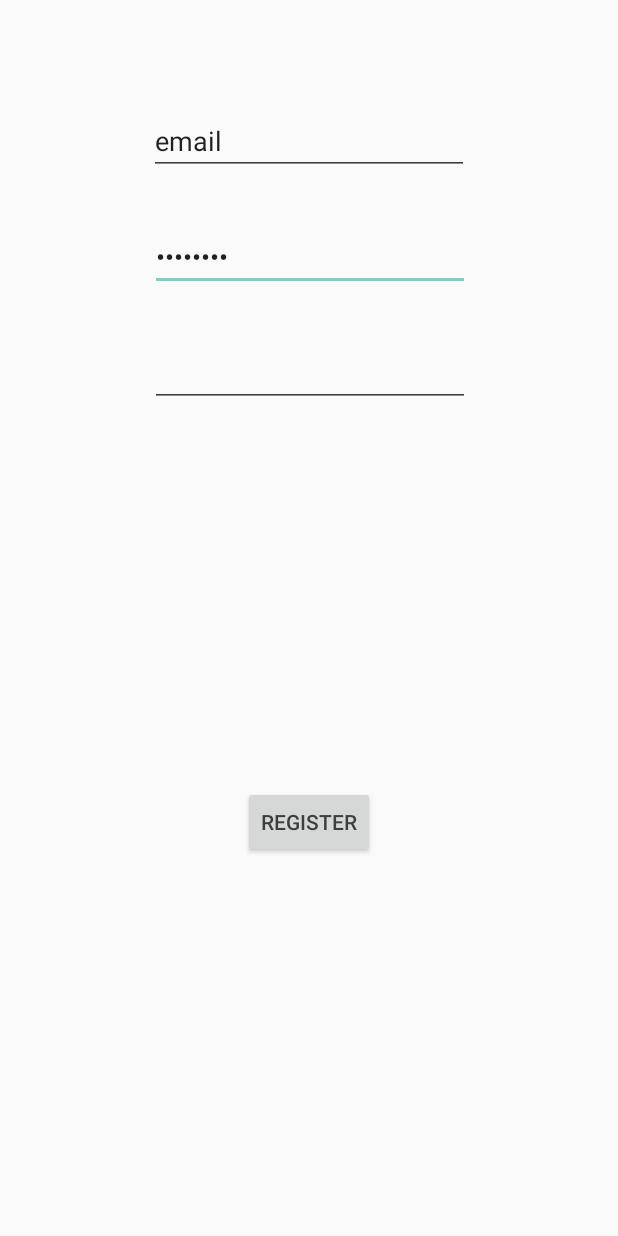
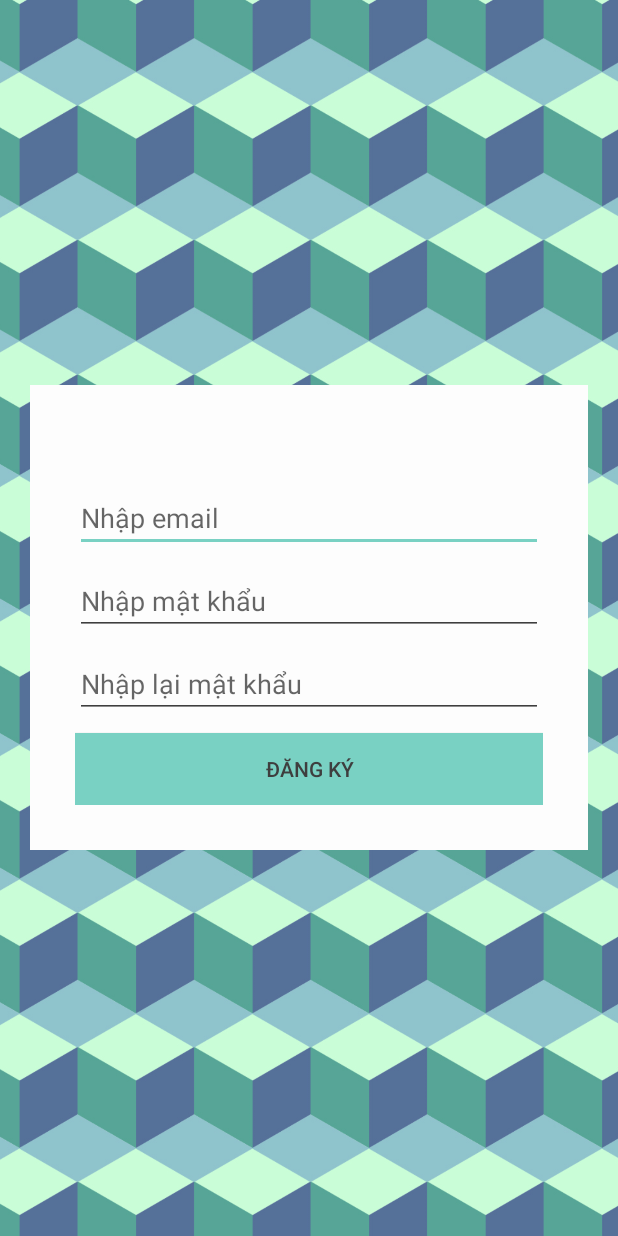
Before and after one commit to NinhHuong/CarParkBooking, an Android app: the layout activity_register.xml on its own in the app's theme, with its tools: preview values and no code run, on a phone screen of 412 x 824 dp. Run offline under Robolectric (Android 15) with nearby library versions, the light colour scheme and no system bars.

Commit message:
Add password encrypt, login and register functions (bugs)

```diff
--- a/app/src/main/java/com/quocngay/carparkbooking/other/Constant.java
+++ b/app/src/main/java/com/quocngay/carparkbooking/other/Constant.java
@@ -20,7 +20,8 @@ public class Constant {
     public static final String LOCATION_DATA_EXTRA = PACKAGE_NAME +
             ".LOCATION_DATA_EXTRA";
     public static int PREF_MODE = 1;
-    public static String SERVER_HOST = "http://54.255.178.120:5000";
+    //    public static String SERVER_HOST = "http://54.255.178.120:5000";
+    public static String SERVER_HOST = "http://192.168.1.5:5000";
     public static String APP_PREF = "AppPref";
     public static String APP_PREF_TOKEN = "token";
     public static String SERVER_RESPONSE_LOGIN_PARA_EMAIL = "email";
--- a/app/src/main/res/layout/activity_register.xml
+++ b/app/src/main/res/layout/activity_register.xml
@@ -1,66 +1,80 @@
 <?xml version="1.0" encoding="utf-8"?>
-<android.support.constraint.ConstraintLayout xmlns:android="http://schemas.android.com/apk/res/android"
+<RelativeLayout xmlns:android="http://schemas.android.com/apk/res/android"
     xmlns:app="http://schemas.android.com/apk/res-auto"
     xmlns:tools="http://schemas.android.com/tools"
     android:layout_width="match_parent"
     android:layout_height="match_parent"
-    tools:context="com.quocngay.carparkbooking.activity.Register">
+    tools:context="com.quocngay.carparkbooking.activity.RegisterActivity">
+
+    <ImageView
+        android:layout_width="match_parent"
+        android:layout_height="match_parent"
+        android:scaleType="centerCrop"
+        android:src="@drawable/bg" />
+
+    <RelativeLayout
+        android:id="@+id/form_register"
+        android:layout_width="wrap_content"
+        android:layout_height="wrap_content"
+        android:layout_centerInParent="true"
+        android:layout_margin="20dp"
+        android:animateLayoutChanges="true"
+        android:background="@color/colorPrimaryDark">
+
+        <android.support.v7.widget.Toolbar
+            android:id="@+id/toolbar_regist"
+            android:layout_width="match_parent"
+            android:layout_height="?attr/actionBarSize"
+            android:background="?attr/colorPrimaryDark"
+            app:popupTheme="@style/AppTheme.PopupOverlay" />
+
+        <RelativeLayout
+            android:id="@+id/form_login"
+            android:layout_width="wrap_content"
+            android:layout_height="wrap_content"
+            android:layout_below="@id/toolbar_regist"
+            android:paddingBottom="30dp"
+            android:paddingLeft="30dp"
+            android:paddingRight="30dp">
+
 
             <EditText
-        android:id="@+id/edtPass"
-        android:layout_width="wrap_content"
+                android:id="@+id/edtEmailRegist"
+                android:layout_width="match_parent"
                 android:layout_height="wrap_content"
-        android:layout_marginLeft="8dp"
-        android:layout_marginRight="8dp"
-        android:layout_marginTop="32dp"
-        android:ems="10"
-        android:inputType="textPassword"
-        app:layout_constraintHorizontal_bias="0.503"
-        app:layout_constraintLeft_toLeftOf="parent"
-        app:layout_constraintRight_toRightOf="parent"
-        app:layout_constraintTop_toBottomOf="@+id/edtEmail"
-        tools:text="password" />
+                android:layout_marginTop="10dp"
+                android:hint="@string/register_email"
+                android:inputType="textEmailAddress" />
+
 
             <EditText
-        android:id="@+id/edtRePass"
-        android:layout_width="wrap_content"
+                android:id="@+id/edtPassRegist"
+                android:layout_width="match_parent"
                 android:layout_height="wrap_content"
-        android:layout_marginLeft="8dp"
-        android:layout_marginRight="8dp"
-        android:layout_marginTop="32dp"
-        android:contentDescription="password"
+                android:layout_below="@id/edtEmailRegist"
+                android:layout_marginTop="10dp"
                 android:ems="10"
-        android:inputType="textPassword"
-        app:layout_constraintHorizontal_bias="0.503"
-        app:layout_constraintLeft_toLeftOf="parent"
-        app:layout_constraintRight_toRightOf="parent"
-        app:layout_constraintTop_toBottomOf="@+id/edtPass" />
+                android:hint="@string/register_pass"
+                android:inputType="textPassword" />
 
             <EditText
-        android:id="@+id/edtEmail"
-        android:layout_width="wrap_content"
+                android:id="@+id/edtRePassRegist"
+                android:layout_width="match_parent"
                 android:layout_height="wrap_content"
-        android:layout_marginLeft="8dp"
-        android:layout_marginRight="8dp"
-        android:layout_marginTop="71dp"
+                android:layout_below="@id/edtPassRegist"
+                android:layout_marginTop="10dp"
                 android:ems="10"
-        android:inputType="textPersonName"
-        app:layout_constraintLeft_toLeftOf="parent"
-        app:layout_constraintRight_toRightOf="parent"
-        app:layout_constraintTop_toTopOf="parent"
-        tools:text="email" />
+                android:hint="@string/register_repass"
+                android:inputType="textPassword" />
 
             <Button
                 android:id="@+id/btnRegist"
-        android:layout_width="wrap_content"
+                android:layout_width="match_parent"
                 android:layout_height="wrap_content"
-        android:layout_marginBottom="8dp"
-        android:layout_marginLeft="8dp"
-        android:layout_marginRight="8dp"
-        android:layout_marginTop="8dp"
-        android:text="Register"
-        app:layout_constraintBottom_toBottomOf="parent"
-        app:layout_constraintLeft_toLeftOf="parent"
-        app:layout_constraintRight_toRightOf="parent"
-        app:layout_constraintTop_toBottomOf="@+id/edtRePass" />
-</android.support.constraint.ConstraintLayout>
+                android:layout_below="@id/edtRePassRegist"
+                android:layout_marginTop="10dp"
+                android:background="@drawable/custom_button_bg"
+                android:text="@string/register_button" />
+        </RelativeLayout>
+    </RelativeLayout>
+</RelativeLayout>
--- a/app/src/main/res/values/strings.xml
+++ b/app/src/main/res/values/strings.xml
@@ -28,11 +28,11 @@
     <string name="time_exprited">Expired!</string>
     <string name="title_activity_google_map">Map</string>
 
-    <string name="login_signup">Tạo tài khoản!</string>
+    <string name="login_signup"><u>Chưa có tài khoản? Tạo tài khoản!</u></string>
     <string name="login_remember">Remember me</string>
     <string name="login_email">Nhập email</string>
     <string name="login_password">Nhập mật khẩu</string>
-    <string name="login_forgot">Quên mật khẩu</string>
+    <string name="login_forgot"><u>Quên mật khẩu</u></string>
     <string name="login_btn_login">Đăng nhập</string>
     <string name="title_activity_map">MapActivity</string>
 
@@ -53,7 +53,6 @@
     <string name="no_address_found">No address was found</string>
     <string name="service_not_available">Service is not available</string>
     <string name="invalid_lat_long_used">Invalid latlng used</string>
-    <string name="title_activity_main89089">MainActivity89089</string>
     <string name="title_home">Home</string>
     <string name="title_dashboard">Dashboard</string>
     <string name="title_notifications">Notifications</string>
@@ -62,5 +61,13 @@
     <string name="google_direction_api">https://maps.googleapis.com/maps/api/directions/%1$s?%2$s</string>
     <string name="google_direction_api_redirect">https://www.google.com/maps/dir/?api=1%1$s</string>
     <string name="map_booking">Đặt chỗ</string>
+    <string name="register_button">Đăng ký</string>
+    <string name="register_email">Nhập email</string>
+    <string name="register_pass">Nhập mật khẩu</string>
+    <string name="register_repass">Nhập lại mật khẩu</string>
+    <string name="server_error_email">Email sai hoặc không tồn tại</string>
+    <string name="server_error_password">Sai mật khẩu</string>
+    <string name="login_error_email">Email lỗi! Vui lòng kiểm tra lại.</string>
+    <string name="login_error_password">Mật khẩu phải nhiều hơn %1$d ký tự</string>
 
 </resources>
--- a/app/src/main/res/values/styles.xml
+++ b/app/src/main/res/values/styles.xml
@@ -15,6 +15,7 @@
         <item name="colorAccent">@color/colorAccent</item>
         <item name="android:textColor">@color/colorText</item>
         <item name="android:textColorSecondary">@color/colorTextSecondary</item>
+        <item name="android:windowAnimationStyle">@null</item>
     </style>
 
     <style name="AppTheme.PopupOverlay" parent="ThemeOverlay.AppCompat.Light" />
```
Also changed, not shown: app/src/main/AndroidManifest.xml (+7 -6 lines), app/src/main/java/com/quocngay/carparkbooking/activity/ForgetPasswordActivity.java (added, +15 -0 lines), app/src/main/java/com/quocngay/carparkbooking/activity/LoginActivity.java (+102 -13 lines), app/src/main/java/com/quocngay/carparkbooking/activity/Register.java (deleted, +0 -101 lines), app/src/main/java/com/quocngay/carparkbooking/activity/RegisterActivity.java (added, +170 -0 lines), app/src/main/res/anim/fade_in.xml (added, +9 -0 lines), app/src/main/res/anim/fade_out.xml (added, +9 -0 lines), app/src/main/res/animator/fade_in.xml (deleted, +0 -7 lines), app/src/main/res/layout/activity_forget_password.xml (added, +8 -0 lines), app/src/main/res/layout/activity_login.xml (+6 -9 lines). Lines whose indentation alone changed are shown as unchanged.
